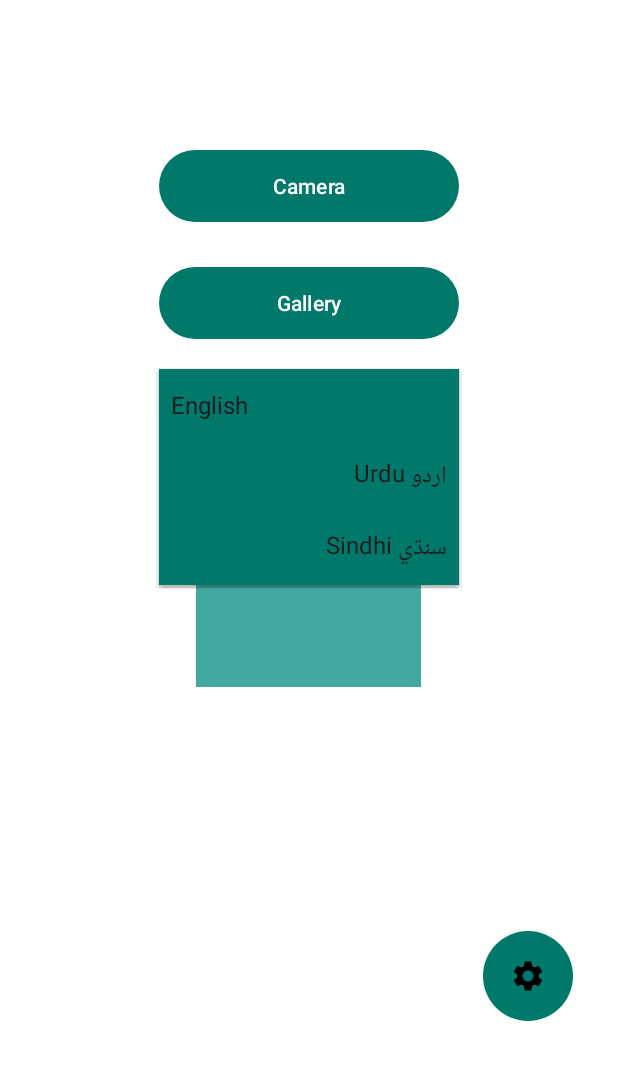
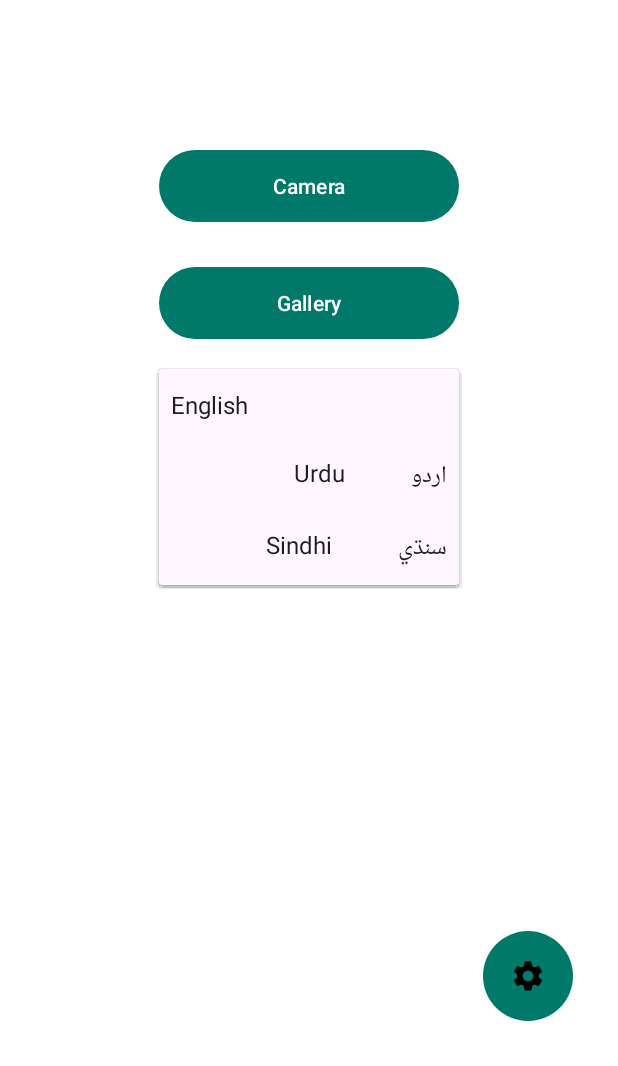
Before and after one commit to AbdulManaf12/HealthIconIQ, an Android app: the screen it shows after launch (MainActivity), after a tap on "English", on a phone screen of 412 x 824 dp, the part 170-1236 px from its top. Run offline under Robolectric (Android 15) with nearby library versions, the phone set to English and light mode, and no system bars; pictures from the network do not load.

Commit message:
Theme features added

```diff
--- a/app/src/main/java/com/example/healthiconiq/MainActivity.kt
+++ b/app/src/main/java/com/example/healthiconiq/MainActivity.kt
@@ -6,6 +6,7 @@ import android.app.AlertDialog
 import android.content.Context
 import android.content.Intent
 import android.content.pm.PackageManager
+import android.graphics.Color
 import android.net.ConnectivityManager
 import android.net.NetworkCapabilities
 import android.net.Uri
@@ -20,6 +21,7 @@ import android.widget.ProgressBar
 import android.widget.Spinner
 import android.widget.Toast
 import androidx.appcompat.app.AppCompatActivity
+import androidx.constraintlayout.widget.ConstraintLayout
 import androidx.core.app.ActivityCompat
 import androidx.core.content.ContextCompat
 import androidx.core.content.FileProvider
@@ -45,10 +47,30 @@ class MainActivity : AppCompatActivity() {
     private var imageUri: Uri? = null
     private var selectedLanguage: String? = null
     private lateinit var API_KEY: String
+    private val ENGLISH : String = "English"
+    private val URDU : String = "اردو\\u00A0\\u00A0\\u00A0\\u00A0\\u00A0\\u00A0\\u00A0\\u00A0\\u00A0\\u00A0\\u00A0\\u00A0 Urdu"
+    private val SINDHI : String = "سنڌي\\u00A0\\u00A0\\u00A0\\u00A0\\u00A0\\u00A0\\u00A0\\u00A0\\u00A0\\u00A0\\u00A0\\u00A0 Sindhi"
 
     override fun onCreate(savedInstanceState: Bundle?) {
         super.onCreate(savedInstanceState)
         setContentView(R.layout.activity_main)
+
+        val sharedPreferences = getSharedPreferences("AppSettings", Context.MODE_PRIVATE)
+        var THEME: String = sharedPreferences.getString("THEME", "") ?: ""
+        if (THEME.equals("")) {
+            THEME = "Light"
+            with(sharedPreferences.edit()) {
+                putString("THEME", "Light")
+                apply()
+            }
+        }
+        if (THEME.equals("Dark")) {
+            findViewById<ConstraintLayout>(R.id.main).setBackgroundColor(Color.BLACK)
+        } else {
+            findViewById<ConstraintLayout>(R.id.main).setBackgroundColor(Color.WHITE)
+        }
+
+        println("Theme: " + THEME)
 
         val btnCamera = findViewById<Button>(R.id.btnCamera)
         val btnGallery = findViewById<Button>(R.id.btnGallery)
@@ -58,11 +80,17 @@ class MainActivity : AppCompatActivity() {
         val btnSettings = findViewById<ImageView>(R.id.imgSettings)
 
         btnCamera.setOnClickListener {
-            if (ContextCompat.checkSelfPermission(this, android.Manifest.permission.CAMERA) != PackageManager.PERMISSION_GRANTED) {
-                ActivityCompat.requestPermissions(this, arrayOf(android.Manifest.permission.CAMERA), CAMERA_PERMISSION_REQUEST_CODE)
-            }
-            else
-            {
+            if (ContextCompat.checkSelfPermission(
+                    this,
+                    android.Manifest.permission.CAMERA
+                ) != PackageManager.PERMISSION_GRANTED
+            ) {
+                ActivityCompat.requestPermissions(
+                    this,
+                    arrayOf(android.Manifest.permission.CAMERA),
+                    CAMERA_PERMISSION_REQUEST_CODE
+                )
+            } else {
                 openCamera()
             }
 
@@ -73,10 +101,25 @@ class MainActivity : AppCompatActivity() {
         }
 
         spinnerLanguage.onItemSelectedListener = object : AdapterView.OnItemSelectedListener {
-            override fun onItemSelected(parent: AdapterView<*>, view: android.view.View?, position: Int, id: Long) {
+            override fun onItemSelected(
+                parent: AdapterView<*>,
+                view: android.view.View?,
+                position: Int,
+                id: Long
+            ) {
                 selectedLanguage = parent.getItemAtPosition(position).toString()
+
+                if (selectedLanguage.equals(ENGLISH)) {
+                    selectedLanguage = "English"
+                } else if (selectedLanguage.equals(URDU)) {
+                    selectedLanguage = "اردو"
+                } else if (selectedLanguage.equals(SINDHI)) {
+                    selectedLanguage = "سنڌي"
+                }
+
                 updateDescribeButtonVisibility()
             }
+
             override fun onNothingSelected(parent: AdapterView<*>) {}
         }
 
@@ -92,23 +135,31 @@ class MainActivity : AppCompatActivity() {
 
                         var text = ""
                         withContext(Dispatchers.IO) {
-                            CHATGPT_API.getData(this@MainActivity, uri, lang, API_KEY, object : DataCallback {
+                            CHATGPT_API.getData(
+                                this@MainActivity,
+                                uri,
+                                lang,
+                                API_KEY,
+                                object : DataCallback {
                                     override fun onSuccess(data: String) {
                                         runOnUiThread {
                                             progressBar.visibility = View.GONE
                                             val gson = Gson()
-                                        val mapType = object : TypeToken<Map<String, String>>() {}.type
-                                        var result: Map<String, String>? = null
+                                            val mapType =
+                                                object : TypeToken<Map<String, String>>() {}.type
+                                            var result: Map<String, String>?
                                             try {
                                                 result = gson.fromJson(data, mapType)
                                                 println(result?.get("response"))
                                                 text = result?.get("response").toString()
-                                        }
-                                        catch (e : Exception){
+                                            } catch (e: Exception) {
                                                 showNoCorrectImageDialog()
                                             }
 
-                                        val intent = Intent(this@MainActivity, MainActivity2::class.java).apply {
+                                            val intent = Intent(
+                                                this@MainActivity,
+                                                MainActivity2::class.java
+                                            ).apply {
                                                 putExtra("imageUri", uri.toString())
                                                 putExtra("description", text)
                                                 putExtra("language_type", lang)
@@ -122,12 +173,6 @@ class MainActivity : AppCompatActivity() {
                                             progressBar.visibility = View.GONE
                                             text = error
                                             showNoCorrectImageDialog()
-//                                        val intent = Intent(this@MainActivity, MainActivity2::class.java).apply {
-//                                            putExtra("imageUri", uri.toString())
-//                                            putExtra("description", text)
-//                                            putExtra("language_type", lang)
-//                                        }
-//                                        startActivity(intent)
                                         }
                                     }
                                 })
@@ -142,17 +187,15 @@ class MainActivity : AppCompatActivity() {
             startActivity(intent)
         }
 
-
         if (!isNetworkAvailable(this)) {
             showNoConnectionDialog()
         }
+
         this.API_KEY = loadApiKey()
-
-        if(API_KEY.isEmpty()){
+        if (API_KEY.isEmpty()) {
             showNoAPI_KEYDialog()
         }
     }
-
 
     @Deprecated("This method has been deprecated in favor of using the Activity Result API")
     override fun onActivityResult(requestCode: Int, resultCode: Int, data: Intent?) {
@@ -208,10 +251,20 @@ class MainActivity : AppCompatActivity() {
         val imageView = findViewById<ImageView>(R.id.imageView)
         imageView.setImageURI(uri)
         updateDescribeButtonVisibility()
+        updateImageDisplayVisibility()
     }
 
     private fun updateDescribeButtonVisibility() {
         val btnDescribe = findViewById<Button>(R.id.btnDescribe)
+        if (imageUri != null && selectedLanguage != null) {
+            btnDescribe.visibility = View.VISIBLE
+        } else {
+            btnDescribe.visibility = View.INVISIBLE
+        }
+    }
+
+    private fun updateImageDisplayVisibility() {
+        val btnDescribe = findViewById<ImageView>(R.id.imageView)
         if (imageUri != null && selectedLanguage != null) {
             btnDescribe.visibility = View.VISIBLE
         } else {
@@ -287,4 +340,24 @@ class MainActivity : AppCompatActivity() {
         val sharedPreferences = getSharedPreferences("AppSettings", Context.MODE_PRIVATE)
         return sharedPreferences.getString("ApiKey", "") ?: "default_key"
     }
+
+    override fun onResume() {
+        super.onResume()
+        val sharedPreferences = getSharedPreferences("AppSettings", Context.MODE_PRIVATE)
+        var THEME : String = sharedPreferences.getString("THEME", "") ?: ""
+        if(THEME.equals("")){
+            THEME = "Light"
+            with (sharedPreferences.edit()) {
+                putString("THEME", "Light")
+                apply()
             }
+        }
+        if(THEME.equals("Dark")){
+            findViewById<ConstraintLayout>(R.id.main).setBackgroundColor(Color.BLACK)
+        }else{
+            findViewById<ConstraintLayout>(R.id.main).setBackgroundColor(Color.WHITE)
+        }
+
+        println("Theme: " + THEME)
+    }
+}
--- a/app/src/main/res/drawable/spinner_background.xml
+++ b/app/src/main/res/drawable/spinner_background.xml
@@ -1,5 +1,24 @@
-<shape xmlns:android="http://schemas.android.com/apk/res/android">
-    <solid android:color="#FFFFFF"/>
-    <stroke android:width="1dp" android:color="#CCCCCC"/>
-    <corners android:radius="50dp"/>
-</shape>
+<?xml version="1.0" encoding="utf-8"?>
+<selector xmlns:android="http://schemas.android.com/apk/res/android">
+    <!-- Default State -->
+    <item android:state_enabled="true" android:state_pressed="false" android:state_focused="false">
+        <shape android:shape="rectangle">
+            <solid android:color="#00796B" /> <!-- Set your desired color here -->
+            <corners android:radius="50dp" />
+        </shape>
+    </item>
+    <!-- Pressed State -->
+    <item android:state_pressed="true">
+        <shape android:shape="rectangle">
+            <solid android:color="#00574B" /> <!-- Darker shade for pressed state -->
+            <corners android:radius="50dp"  />
+        </shape>
+    </item>
+    <!-- Focused State -->
+    <item android:state_focused="true">
+        <shape android:shape="rectangle">
+            <solid android:color="#009688" /> <!-- Another color for focus -->
+            <corners android:radius="50dp"  />
+        </shape>
+    </item>
+</selector>
--- a/app/src/main/res/layout/activity_main.xml
+++ b/app/src/main/res/layout/activity_main.xml
@@ -56,10 +56,9 @@
     <Spinner
         android:id="@+id/spinnerLanguage"
         android:layout_width="200dp"
-        android:layout_height="wrap_content"
+        android:layout_height="40dp"
         android:entries="@array/language_options"
         android:background="@drawable/spinner_background"
-        android:popupBackground="#00796B"
         android:textAlignment="center"
         app:layout_constraintTop_toBottomOf="@id/btnGallery"
         app:layout_constraintStart_toStartOf="parent"
@@ -76,7 +75,8 @@
         app:layout_constraintEnd_toEndOf="parent"
         app:layout_constraintHorizontal_bias="0.498"
         app:layout_constraintStart_toStartOf="parent"
-        app:layout_constraintTop_toBottomOf="@id/spinnerLanguage" />
+        app:layout_constraintTop_toBottomOf="@id/spinnerLanguage"
+        android:visibility="invisible"/>
 
     <Button
         android:id="@+id/btnDescribe"
--- a/app/src/main/res/layout/activity_main2.xml
+++ b/app/src/main/res/layout/activity_main2.xml
@@ -4,6 +4,7 @@
     xmlns:app="http://schemas.android.com/apk/res-auto"
     android:layout_width="match_parent"
     android:layout_height="match_parent"
+    android:background="#FFFFFF"
     android:padding="16dp">
 
     <TextView
--- a/app/src/main/res/values/arrays.xml
+++ b/app/src/main/res/values/arrays.xml
@@ -2,7 +2,7 @@
 <resources>
     <string-array name="language_options">
         <item>English</item>
-        <item>اردو Urdu</item>
-        <item>سنڌي Sindhi</item>
+        <item>اردو\u00A0\u00A0\u00A0\u00A0\u00A0\u00A0\u00A0\u00A0\u00A0\u00A0\u00A0\u00A0 Urdu</item>
+        <item>سنڌي\u00A0\u00A0\u00A0\u00A0\u00A0\u00A0\u00A0\u00A0\u00A0\u00A0\u00A0\u00A0 Sindhi</item>
     </string-array>
 </resources>
--- a/app/src/main/res/values/strings.xml
+++ b/app/src/main/res/values/strings.xml
@@ -8,4 +8,5 @@
     <string name="back_to_home">Back to Home</string>
     <string name="enter_api_key">Enter API Key</string>
     <string name="save">Save</string>
+    <string name="theme_switch">Light</string>
 </resources>
```
Also changed, not shown: app/src/main/java/com/example/healthiconiq/SettingsActivity.kt (+33 -0 lines), app/src/main/res/layout/activity_settings.xml (+10 -0 lines). Lines whose indentation alone changed are shown as unchanged.
